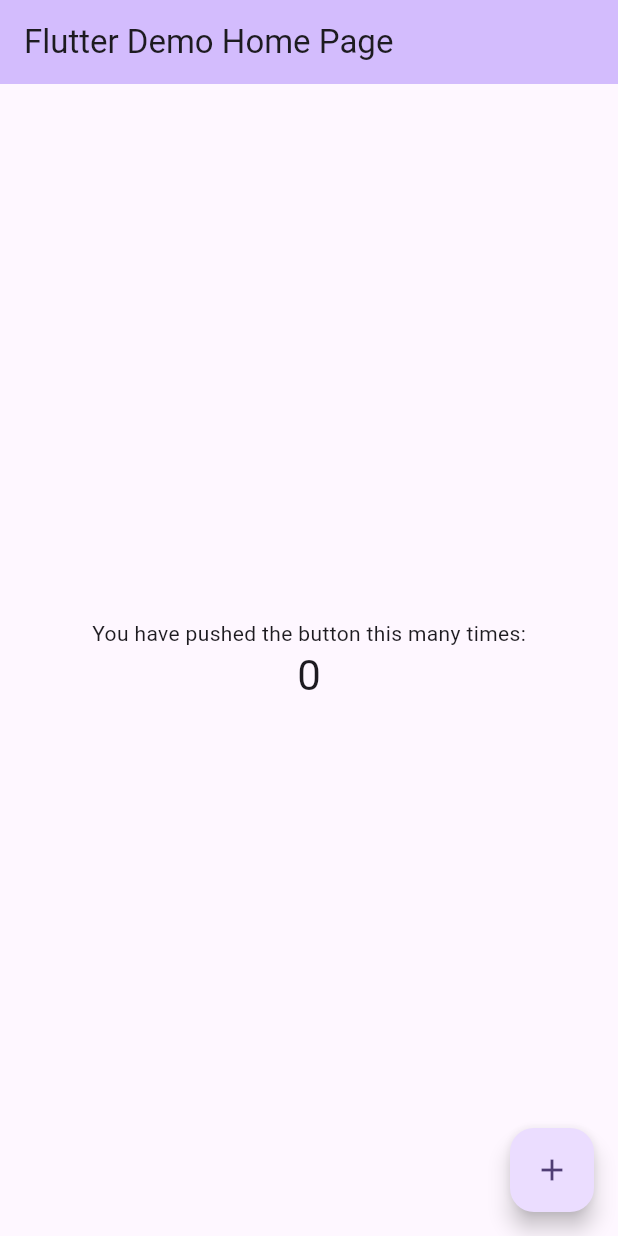
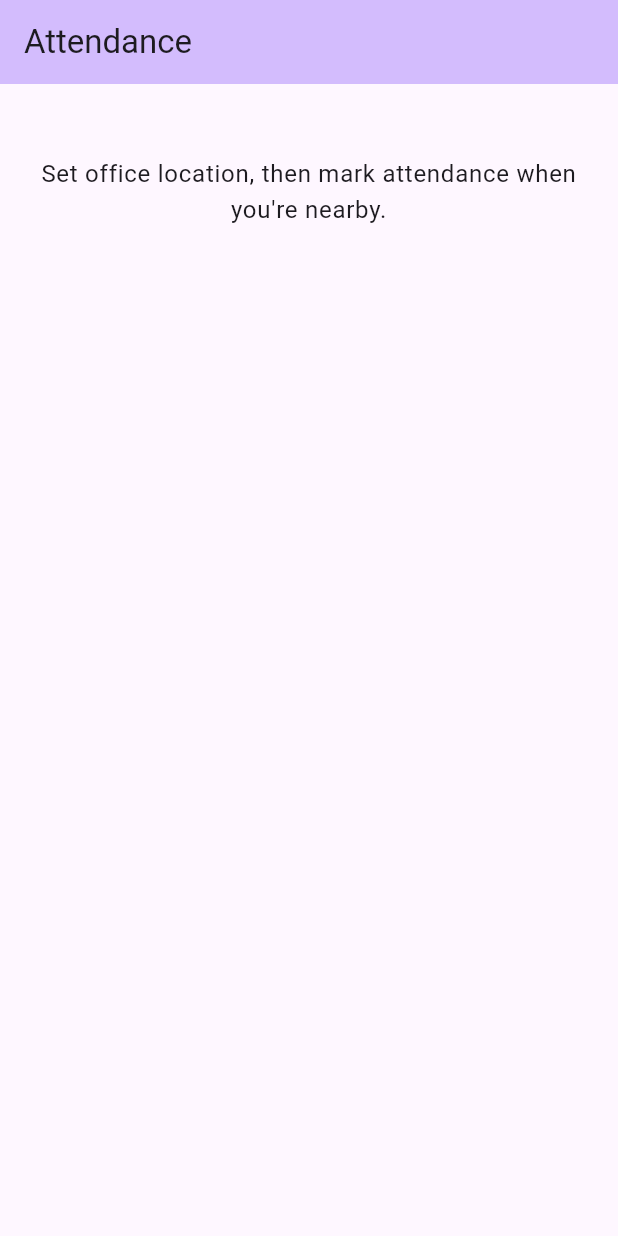
Before and after one commit to SaeefMinhaz/geo_attend, a Flutter app: the screen it shows after launch, on a phone screen of 412 x 824 dp. Run offline on Flutter 3.47's test engine with Material 3 defaults, Android fonts, the phone set to English and light mode, and no system bars.

Commit message:
add required dependencies and basic attendance screen designed

```diff
--- /dev/null
+++ b/lib/core/constants.dart
@@ -0,0 +1,16 @@
+/// App-wide constants for the attendance feature.
+class AttendanceConstants {
+  AttendanceConstants._();
+
+  /// Maximum distance (meters) from office to allow marking attendance.
+  static const double attendanceRadiusMeters = 50.0;
+
+  /// SharedPreferences key for office latitude.
+  static const String keyOfficeLat = 'office_lat';
+
+  /// SharedPreferences key for office longitude.
+  static const String keyOfficeLng = 'office_lng';
+
+  /// SharedPreferences key for last attendance timestamp.
+  static const String keyLastAttendanceAt = 'last_attendance_at';
+}
--- /dev/null
+++ b/lib/features/attendance/presentation/screens/attendance_screen.dart
@@ -0,0 +1,34 @@
+import 'package:flutter/material.dart';
+
+/// Main screen for setting office location and marking attendance.
+class AttendanceScreen extends StatelessWidget {
+  const AttendanceScreen({super.key});
+
+  @override
+  Widget build(BuildContext context) {
+    return Scaffold(
+      appBar: AppBar(
+        title: const Text('Attendance'),
+        backgroundColor: Theme.of(context).colorScheme.inversePrimary,
+      ),
+      body: Padding(
+        padding: const EdgeInsets.all(24.0),
+        child: Column(
+          crossAxisAlignment: CrossAxisAlignment.stretch,
+          children: [
+            const SizedBox(height: 24),
+            Text(
+              'Set office location, then mark attendance when you\'re nearby.',
+              style: Theme.of(context).textTheme.bodyLarge,
+              textAlign: TextAlign.center,
+            ),
+            const SizedBox(height: 32),
+            // Placeholder for "Set Office Location" button
+            const SizedBox(height: 16),
+            // Placeholder for "Mark Attendance" button
+          ],
+        ),
+      ),
+    );
+  }
+}
--- a/lib/main.dart
+++ b/lib/main.dart
@@ -1,122 +1,22 @@
 import 'package:flutter/material.dart';
 
+import 'features/attendance/presentation/screens/attendance_screen.dart';
+
 void main() {
-  runApp(const MyApp());
+  runApp(const GeoAttendApp());
 }
 
-class MyApp extends StatelessWidget {
-  const MyApp({super.key});
+class GeoAttendApp extends StatelessWidget {
+  const GeoAttendApp({super.key});
 
-  // This widget is the root of your application.
   @override
   Widget build(BuildContext context) {
     return MaterialApp(
-      title: 'Flutter Demo',
+      title: 'Geo Attend',
       theme: ThemeData(
-        // This is the theme of your application.
-        //
-        // TRY THIS: Try running your application with "flutter run". You'll see
-        // the application has a purple toolbar. Then, without quitting the app,
-        // try changing the seedColor in the colorScheme below to Colors.green
-        // and then invoke "hot reload" (save your changes or press the "hot
-        // reload" button in a Flutter-supported IDE, or press "r" if you used
-        // the command line to start the app).
-        //
-        // Notice that the counter didn't reset back to zero; the application
-        // state is not lost during the reload. To reset the state, use hot
-        // restart instead.
-        //
-        // This works for code too, not just values: Most code changes can be
-        // tested with just a hot reload.
         colorScheme: ColorScheme.fromSeed(seedColor: Colors.deepPurple),
       ),
-      home: const MyHomePage(title: 'Flutter Demo Home Page'),
+      home: const AttendanceScreen(),
     );
   }
 }
-
-class MyHomePage extends StatefulWidget {
-  const MyHomePage({super.key, required this.title});
-
-  // This widget is the home page of your application. It is stateful, meaning
-  // that it has a State object (defined below) that contains fields that affect
-  // how it looks.
-
-  // This class is the configuration for the state. It holds the values (in this
-  // case the title) provided by the parent (in this case the App widget) and
-  // used by the build method of the State. Fields in a Widget subclass are
-  // always marked "final".
-
-  final String title;
-
-  @override
-  State<MyHomePage> createState() => _MyHomePageState();
-}
-
-class _MyHomePageState extends State<MyHomePage> {
-  int _counter = 0;
-
-  void _incrementCounter() {
-    setState(() {
-      // This call to setState tells the Flutter framework that something has
-      // changed in this State, which causes it to rerun the build method below
-      // so that the display can reflect the updated values. If we changed
-      // _counter without calling setState(), then the build method would not be
-      // called again, and so nothing would appear to happen.
-      _counter++;
-    });
-  }
-
-  @override
-  Widget build(BuildContext context) {
-    // This method is rerun every time setState is called, for instance as done
-    // by the _incrementCounter method above.
-    //
-    // The Flutter framework has been optimized to make rerunning build methods
-    // fast, so that you can just rebuild anything that needs updating rather
-    // than having to individually change instances of widgets.
-    return Scaffold(
-      appBar: AppBar(
-        // TRY THIS: Try changing the color here to a specific color (to
-        // Colors.amber, perhaps?) and trigger a hot reload to see the AppBar
-        // change color while the other colors stay the same.
-        backgroundColor: Theme.of(context).colorScheme.inversePrimary,
-        // Here we take the value from the MyHomePage object that was created by
-        // the App.build method, and use it to set our appbar title.
-        title: Text(widget.title),
-      ),
-      body: Center(
-        // Center is a layout widget. It takes a single child and positions it
-        // in the middle of the parent.
-        child: Column(
-          // Column is also a layout widget. It takes a list of children and
-          // arranges them vertically. By default, it sizes itself to fit its
-          // children horizontally, and tries to be as tall as its parent.
-          //
-          // Column has various properties to control how it sizes itself and
-          // how it positions its children. Here we use mainAxisAlignment to
-          // center the children vertically; the main axis here is the vertical
-          // axis because Columns are vertical (the cross axis would be
-          // horizontal).
-          //
-          // TRY THIS: Invoke "debug painting" (choose the "Toggle Debug Paint"
-          // action in the IDE, or press "p" in the console), to see the
-          // wireframe for each widget.
-          mainAxisAlignment: MainAxisAlignment.center,
-          children: <Widget>[
-            const Text('You have pushed the button this many times:'),
-            Text(
-              '$_counter',
-              style: Theme.of(context).textTheme.headlineMedium,
-            ),
-          ],
-        ),
-      ),
-      floatingActionButton: FloatingActionButton(
-        onPressed: _incrementCounter,
-        tooltip: 'Increment',
-        child: const Icon(Icons.add),
-      ), // This trailing comma makes auto-formatting nicer for build methods.
-    );
-  }
-}
```
Also changed, not shown: pubspec.yaml (+5 -2 lines), 2 other files.
